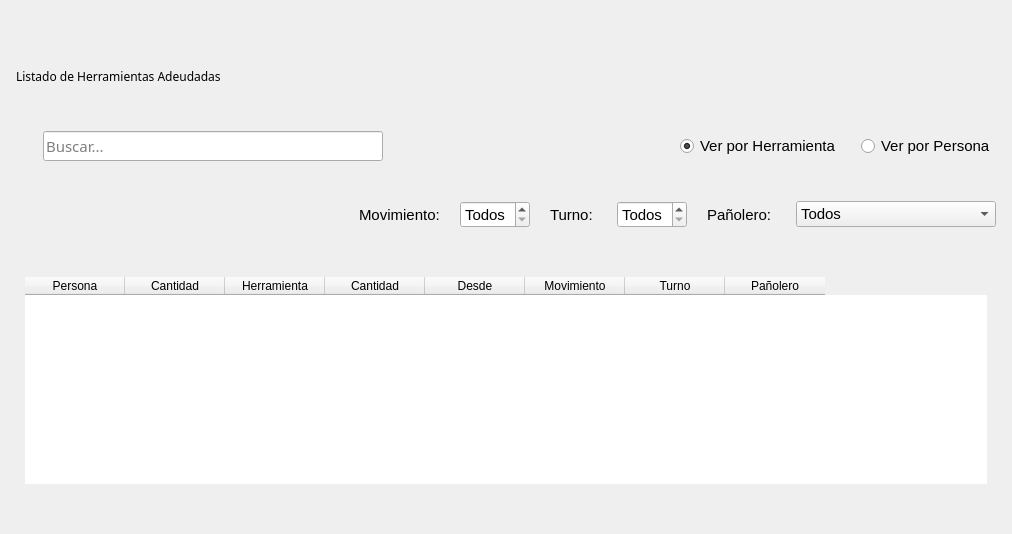
The window that blustock/ui/screens_uis/deudas.ui (MaxAPBusiness/Blustock) describes before a commit, drawn with Qt 5.
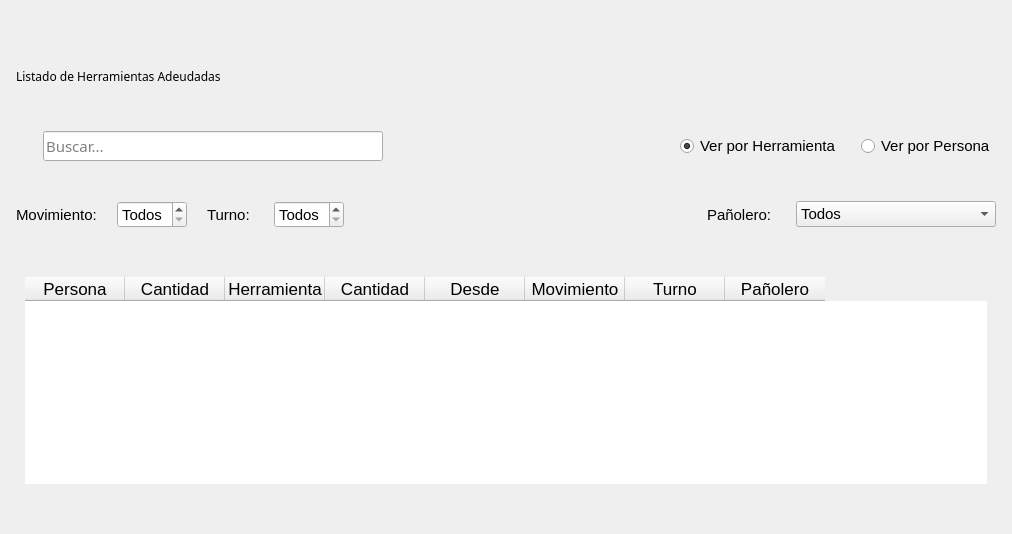
The same window after the commit. Icons and pictures are not drawn.

```diff
--- a/blustock/ui/screens_uis/deudas.ui
+++ b/blustock/ui/screens_uis/deudas.ui
@@ -163,7 +163,73 @@
         <number>20</number>
        </property>
        <item>
-        <spacer name="horizontalSpacer_5">
+        <widget class="QLabel" name="label_8">
+         <property name="font">
+          <font>
+           <pointsize>11</pointsize>
+          </font>
+         </property>
+         <property name="text">
+          <string>Movimiento:</string>
+         </property>
+        </widget>
+       </item>
+       <item>
+        <widget class="QSpinBox" name="nMov">
+         <property name="minimumSize">
+          <size>
+           <width>70</width>
+           <height>0</height>
+          </size>
+         </property>
+         <property name="font">
+          <font>
+           <pointsize>11</pointsize>
+          </font>
+         </property>
+         <property name="specialValueText">
+          <string>Todos</string>
+         </property>
+         <property name="prefix">
+          <string>#</string>
+         </property>
+        </widget>
+       </item>
+       <item>
+        <widget class="QLabel" name="label_3">
+         <property name="font">
+          <font>
+           <pointsize>11</pointsize>
+          </font>
+         </property>
+         <property name="text">
+          <string>Turno: </string>
+         </property>
+        </widget>
+       </item>
+       <item>
+        <widget class="QSpinBox" name="nTurno">
+         <property name="minimumSize">
+          <size>
+           <width>70</width>
+           <height>0</height>
+          </size>
+         </property>
+         <property name="font">
+          <font>
+           <pointsize>11</pointsize>
+          </font>
+         </property>
+         <property name="specialValueText">
+          <string>Todos</string>
+         </property>
+         <property name="prefix">
+          <string>#</string>
+         </property>
+        </widget>
+       </item>
+       <item>
+        <spacer name="horizontalSpacer_3">
          <property name="orientation">
           <enum>Qt::Horizontal</enum>
          </property>
@@ -175,72 +241,6 @@
          </property>
         </spacer>
        </item>
-       <item>
-        <widget class="QLabel" name="label_8">
-         <property name="font">
-          <font>
-           <pointsize>11</pointsize>
-          </font>
-         </property>
-         <property name="text">
-          <string>Movimiento:</string>
-         </property>
-        </widget>
-       </item>
-       <item>
-        <widget class="QSpinBox" name="nMov">
-         <property name="minimumSize">
-          <size>
-           <width>70</width>
-           <height>0</height>
-          </size>
-         </property>
-         <property name="font">
-          <font>
-           <pointsize>11</pointsize>
-          </font>
-         </property>
-         <property name="specialValueText">
-          <string>Todos</string>
-         </property>
-         <property name="prefix">
-          <string>#</string>
-         </property>
-        </widget>
-       </item>
-       <item>
-        <widget class="QLabel" name="label_9">
-         <property name="font">
-          <font>
-           <pointsize>11</pointsize>
-          </font>
-         </property>
-         <property name="text">
-          <string>Turno: </string>
-         </property>
-        </widget>
-       </item>
-       <item>
-        <widget class="QSpinBox" name="nTurno">
-         <property name="minimumSize">
-          <size>
-           <width>70</width>
-           <height>0</height>
-          </size>
-         </property>
-         <property name="font">
-          <font>
-           <pointsize>11</pointsize>
-          </font>
-         </property>
-         <property name="specialValueText">
-          <string>Todos</string>
-         </property>
-         <property name="prefix">
-          <string>#</string>
-         </property>
-        </widget>
-       </item>
        <item>
         <widget class="QLabel" name="label_7">
          <property name="font">
@@ -383,45 +383,88 @@
            <attribute name="horizontalHeaderHighlightSections">
             <bool>true</bool>
            </attribute>
+           <attribute name="verticalHeaderVisible">
+            <bool>false</bool>
+           </attribute>
            <column>
             <property name="text">
              <string>Persona</string>
             </property>
+            <property name="font">
+             <font>
+              <pointsize>13</pointsize>
+             </font>
+            </property>
            </column>
            <column>
             <property name="text">
              <string>Cantidad</string>
             </property>
+            <property name="font">
+             <font>
+              <pointsize>13</pointsize>
+             </font>
+            </property>
            </column>
            <column>
             <property name="text">
              <string>Herramienta</string>
             </property>
+            <property name="font">
+             <font>
+              <pointsize>13</pointsize>
+             </font>
+            </property>
            </column>
            <column>
             <property name="text">
              <string>Cantidad</string>
             </property>
+            <property name="font">
+             <font>
+              <pointsize>13</pointsize>
+             </font>
+            </property>
            </column>
            <column>
             <property name="text">
              <string>Desde</string>
             </property>
+            <property name="font">
+             <font>
+              <pointsize>13</pointsize>
+             </font>
+            </property>
            </column>
            <column>
             <property name="text">
              <string>Movimiento</string>
             </property>
+            <property name="font">
+             <font>
+              <pointsize>13</pointsize>
+             </font>
+            </property>
            </column>
            <column>
             <property name="text">
              <string>Turno</string>
             </property>
+            <property name="font">
+             <font>
+              <pointsize>13</pointsize>
+             </font>
+            </property>
            </column>
            <column>
             <property name="text">
              <string>Pañolero</string>
             </property>
+            <property name="font">
+             <font>
+              <pointsize>13</pointsize>
+             </font>
+            </property>
            </column>
           </widget>
          </item>
```
Left out of the diff: 40 changed lines with no effect on the pictures.
